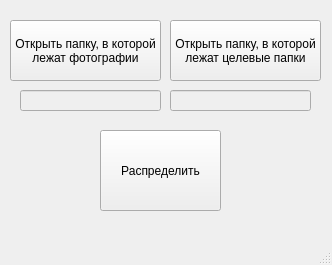
Qt form Qt_Prj/mainwindow.ui (IllugiSvensson/My_GeekBrains_repo) before a commit.
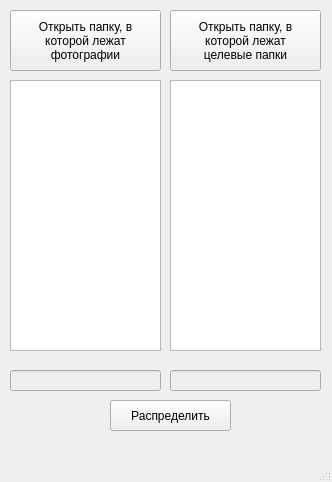
The same form after that commit.

```diff
--- a/Qt_Prj/mainwindow.ui
+++ b/Qt_Prj/mainwindow.ui
@@ -7,7 +7,7 @@
     <x>0</x>
     <y>0</y>
     <width>332</width>
-    <height>265</height>
+    <height>482</height>
    </rect>
   </property>
   <property name="windowTitle">
@@ -21,7 +21,7 @@
     <property name="geometry">
      <rect>
       <x>10</x>
-      <y>20</y>
+      <y>10</y>
       <width>151</width>
       <height>61</height>
      </rect>
@@ -30,15 +30,16 @@
      <string>&lt;html&gt;&lt;head/&gt;&lt;body&gt;&lt;p&gt;Открыть папку, в которой &lt;/p&gt;&lt;p&gt;лежат фотографии&lt;/p&gt;&lt;/body&gt;&lt;/html&gt;</string>
     </property>
     <property name="text">
-     <string>Открыть папку, в которой
-лежат фотографии</string>
+     <string>Открыть папку, в 
+которой лежат 
+фотографии</string>
     </property>
    </widget>
    <widget class="QPushButton" name="Output_Folder">
     <property name="geometry">
      <rect>
       <x>170</x>
-      <y>20</y>
+      <y>10</y>
       <width>151</width>
       <height>61</height>
      </rect>
@@ -47,17 +48,18 @@
      <string>&lt;html&gt;&lt;head/&gt;&lt;body&gt;&lt;p&gt;Открыть папку, в которой лежат &lt;/p&gt;&lt;p&gt;целевые папки&lt;/p&gt;&lt;/body&gt;&lt;/html&gt;</string>
     </property>
     <property name="text">
-     <string>Открыть папку, в которой
-лежат целевые папки</string>
+     <string>Открыть папку, в 
+которой лежат 
+целевые папки</string>
     </property>
    </widget>
    <widget class="QPushButton" name="Move_Pics">
     <property name="geometry">
      <rect>
-      <x>100</x>
-      <y>130</y>
+      <x>110</x>
+      <y>400</y>
       <width>121</width>
-      <height>81</height>
+      <height>31</height>
      </rect>
     </property>
     <property name="toolTip">
@@ -76,9 +78,9 @@
     </property>
     <property name="geometry">
      <rect>
-      <x>20</x>
-      <y>90</y>
-      <width>141</width>
+      <x>10</x>
+      <y>370</y>
+      <width>151</width>
       <height>21</height>
      </rect>
     </property>
@@ -90,12 +92,32 @@
     <property name="geometry">
      <rect>
       <x>170</x>
-      <y>90</y>
-      <width>141</width>
+      <y>370</y>
+      <width>151</width>
       <height>21</height>
      </rect>
     </property>
    </widget>
+   <widget class="QListView" name="Pictures">
+    <property name="geometry">
+     <rect>
+      <x>10</x>
+      <y>80</y>
+      <width>151</width>
+      <height>271</height>
+     </rect>
+    </property>
+   </widget>
+   <widget class="QTreeView" name="Folders">
+    <property name="geometry">
+     <rect>
+      <x>170</x>
+      <y>80</y>
+      <width>151</width>
+      <height>271</height>
+     </rect>
+    </property>
+   </widget>
   </widget>
   <widget class="QMenuBar" name="menubar">
    <property name="geometry">
```
Left out of the diff: 2 changed lines with no effect on the pictures.
